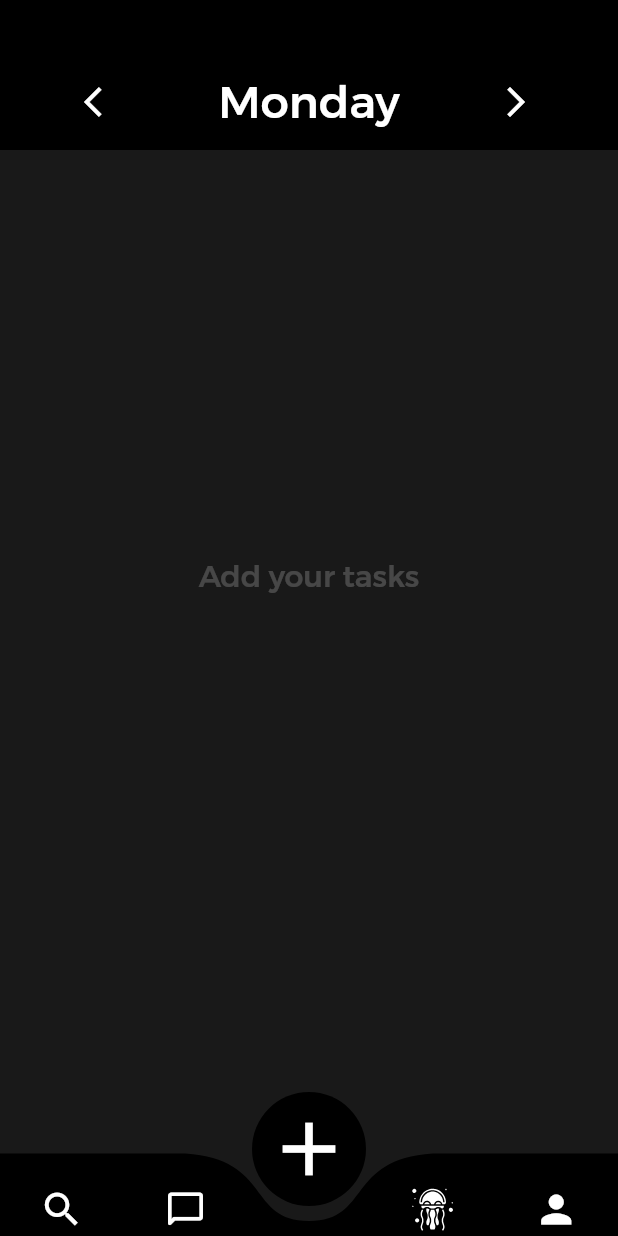
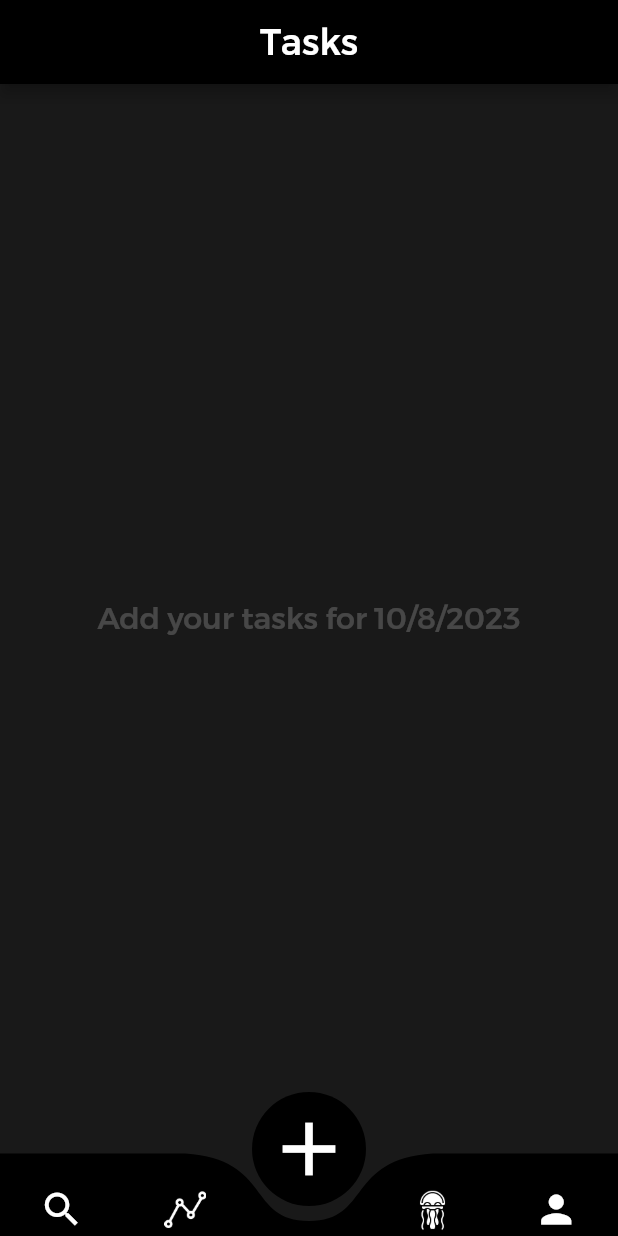
Before and after one commit to nesistor/todo_flutter, a Flutter app: the MainPage screen opened directly, item 3 of the bottom bar chosen, on a phone screen of 412 x 824 dp. Run offline on Flutter 3.47's test engine with Material 2 defaults, Android fonts, the phone set to English and light mode, and no system bars; drawn by our look-alikes of curved_navigation_bar; our stand-ins replace cloud_firestore, connectivity_plus, country_picker, firebase_auth, firebase_core, firebase_storage and 7 more; accounts and stored records are empty; generated files the repository leaves out were written again.

Commit message:
created SharedToDialog

```diff
--- a/lib/pages/chat_page/chat_page.dart
+++ b/lib/pages/chat_page/chat_page.dart
@@ -15,7 +15,7 @@ class _ChatPageState extends State<ChatPage> {
     return Scaffold(
       appBar: AppBar(
         backgroundColor: Colors.black,
-        title: Text('Chat'),
+        title: Text('Progress'),
       ),
       body: Container(
         color: Color.fromRGBO(25, 25, 25, 0.8),
--- a/lib/pages/main_page/main_page.dart
+++ b/lib/pages/main_page/main_page.dart
@@ -14,14 +14,14 @@ class MainPage extends StatefulWidget {
 }
 
 class _MainPageState extends State<MainPage> {
-  int _page = 2;
+  int _page = 0;
 
   final List<Widget> _pages = [
-    SearchPage(),
-    ChatPage(),
-    TasksPage(),
+    const SearchPage(),
+    const ChatPage(),
+    const TasksPage(),
     ArticlesPage(),
-    ProfilePage(),
+    const ProfilePage(),
   ];
 
   @override
@@ -30,22 +30,25 @@ class _MainPageState extends State<MainPage> {
       bottomNavigationBar: CurvedNavigationBar(
         height: 55.0,
         items: <Widget>[
-          Icon(Icons.search, size: 30, color: Colors.white),
-          Icon(Icons.chat_bubble_outline_rounded, size: 28, color: Colors.white),
-          Icon(Icons.add, size: 60, color: Colors.white),
-          SvgPicture.asset(
-            'assets/icons/iconizer-jellyfish.svg',
-            height: 30,
-            width: 30,
-            color: Colors.white,
+          const Icon(Icons.search, size: 30, color: Colors.white),
+          Image.asset(
+            'assets/icons/stats1.png',
+            width: 28,
+            height: 28,
           ),
-          Icon(Icons.person, size: 30, color: Colors.white),
+          const Icon(Icons.add, size: 60, color: Colors.white),
+          Image.asset(
+            'assets/icons/jellyfish1.png',
+            width: 28,
+            height: 28,
+          ),
+          const Icon(Icons.person, size: 30, color: Colors.white),
         ],
         color: Colors.black,
         buttonBackgroundColor: Colors.black,
-        backgroundColor: Color.fromRGBO(25, 25, 25, 0.8),
+        backgroundColor: const Color.fromRGBO(25, 25, 25, 0.8),
         animationCurve: Curves.easeInOut,
-        animationDuration: Duration(milliseconds: 300),
+        animationDuration: const Duration(milliseconds: 300),
         onTap: (index) {
           if (index == 1) {
             // Navigate to the TasksPage by changing the page index
--- a/lib/pages/search_page/search_page.dart
+++ b/lib/pages/search_page/search_page.dart
@@ -33,7 +33,7 @@ class _SearchPageState extends State<SearchPage> {
         backgroundColor: Colors.black,
         automaticallyImplyLeading: false,
         title: Container(
-          margin: EdgeInsets.all(30.0),
+          margin: const EdgeInsets.all(30.0),
           height: 80.0,
           child: Stack(
             children: [
@@ -42,7 +42,7 @@ class _SearchPageState extends State<SearchPage> {
                 child: Container(
                   height: 40.0,
                   decoration: BoxDecoration(
-                    color: Color.fromRGBO(25, 25, 25, 0.8), // Grey interior color
+                    color: const Color.fromRGBO(25, 25, 25, 0.8), // Grey interior color
                     borderRadius: BorderRadius.circular(25),
                   ),
                   child: Row(
--- a/lib/pages/tasks_page/tasks_page.dart
+++ b/lib/pages/tasks_page/tasks_page.dart
@@ -1,63 +1,27 @@
 import 'package:flutter/material.dart';
+import 'package:multi_select_flutter/bottom_sheet/multi_select_bottom_sheet.dart';
+import 'package:multi_select_flutter/util/multi_select_item.dart';
 import 'package:todo_flutter/pages/tasks_page/page_widgets/custom_dialog.dart';
-import 'package:todo_flutter/sqflite/repositories/database_repository.dart';
 
 class TasksPage extends StatefulWidget {
-  const TasksPage({super.key});
+  const TasksPage({Key? key}) : super(key: key);
 
   @override
   _TasksPageState createState() => _TasksPageState();
 }
 
 class _TasksPageState extends State<TasksPage> {
-  List<Map<String, dynamic>> _journals = [];
-
-  bool _isLoading = true;
-
-  void _refreshJournals() async {
-    final data = await DatabaseRepository.getItems();
-    setState(() {
-      _journals = data;
-      _isLoading = false;
-    });
-  }
-
-  @override
-  void initState() {
-    super.initState();
-    _refreshJournals();
-    print("..number of itmes ${_journals.length}");
-  }
-
-  int _selectedDayIndex = 0;
-  final List<String> daysOfWeek = [
-    'Monday',
-    'Tuesday',
-    'Wednesday',
-    'Thursday',
-    'Friday',
-    'Saturday',
-    'Sunday',
+  List<String> tasks = [];
+  bool isDialogVisible = false;
+  DateTime _selectedDay = DateTime.now();
+  List<String> friendsOrTeams = [
+    'Friend 1',
+    'Friend 2',
+    'Friend 3',
   ];
 
-  List<String> tasks = [];
-  bool isDialogVisible = false;
 
-  void _previousDay() {
-    setState(() {
-      _selectedDayIndex = (_selectedDayIndex - 1) % daysOfWeek.length;
-      if (_selectedDayIndex < 0) {
-        _selectedDayIndex = daysOfWeek.length - 1;
-      }
-    });
-  }
-
-  void _nextDay() {
-    setState(() {
-      _selectedDayIndex = (_selectedDayIndex + 1) % daysOfWeek.length;
-    });
-  }
-
+  // This function display a dialog where user can add title, description and time when task should be completed
   void _showTaskInput() {
     setState(() {
       isDialogVisible = true;
@@ -66,15 +30,16 @@ class _TasksPageState extends State<TasksPage> {
       context: context,
       builder: (BuildContext context) {
         return CustomDialog(
-          onAddPressed: (String newTask, int selectedDayIndex) {
+          onAddPressed: (String newTask, DateTime selectedDay) {
             setState(() {
               tasks.add(newTask);
-              _selectedDayIndex = selectedDayIndex;
+              _selectedDay = selectedDay;
             });
             Navigator.of(context).pop();
             setState(() {
               isDialogVisible = false;
             });
+            _showShareDialog(context);
           },
           onCancelPressed: () {
             Navigator.of(context).pop();
@@ -82,8 +47,58 @@ class _TasksPageState extends State<TasksPage> {
               isDialogVisible = false;
             });
           },
-          selectedDayIndex: _selectedDayIndex,
-          daysOfWeek: daysOfWeek,
+          selectedDayIndex: _selectedDay.weekday - 1,
+        );
+      },
+    );
+  }
+
+  // This function display the dialog with question does the user want to share the task?
+  void _showShareDialog(BuildContext context) {
+    showDialog(
+      context: context,
+      builder: (BuildContext context) {
+        return AlertDialog(
+          title: Text('Share Task'),
+          content: Text('Do you want to share it?'),
+          actions: <Widget>[
+            TextButton(
+              onPressed: () {
+                Navigator.of(context).pop();
+                _showMultiSelectBottomSheet(context);
+              },
+              child: Text('Share'),
+            ),
+            TextButton(
+              onPressed: () {
+                Navigator.of(context).pop();
+              },
+              child: Text('Cancel'),
+            ),
+          ],
+        );
+      },
+    );
+  }
+  // This function display the dialog with sheet of freinds and teams
+  void _showMultiSelectBottomSheet(BuildContext context) async {
+    showModalBottomSheet(
+      context: context,
+      isScrollControlled: true,
+      builder: (context) {
+        return MultiSelectBottomSheet(
+          items: friendsOrTeams
+              .map((item) => MultiSelectItem<String>(item, item))
+              .toList(),
+          initialValue: ['none'], // You can provide an initial value if needed
+          onConfirm: (values) {
+            // Handle selected friends/teams here
+            if (values != null) {
+              print('Selected Friends/Teams: $values');
+              Navigator.pop(context); // Close the bottom sheet
+            }
+          },
+          maxChildSize: 0.8,
         );
       },
     );
@@ -92,59 +107,37 @@ class _TasksPageState extends State<TasksPage> {
   @override
   Widget build(BuildContext context) {
     return Scaffold(
+      appBar: AppBar(
+        backgroundColor: Colors.black,
+        title: const Text('Tasks',
+        style: TextStyle(fontSize: 24, color: Colors.white),
+      ),
+      centerTitle: true,
+      ),
       body: Stack(
         children: [
           Visibility(
             visible: !isDialogVisible,
-            child: Center(
-              child: Text(
-                'Add your tasks',
-                style: TextStyle(fontSize: 20, color: Colors.white),
+            child: GestureDetector(
+              onTap: _showTaskInput,
+              child: Container(
+                color: const Color.fromRGBO(25, 25, 25, 0.8),
+                child: Center(
+                  child: Text(
+                    'Add your tasks for ${_selectedDay.day}/${_selectedDay.month}/${_selectedDay.year}',
+                    style: const TextStyle(fontSize: 20, color: Colors.white),
+                  ),
+                ),
               ),
             ),
           ),
           Column(
             children: [
-              Container(
-                height: 100,
-                color: Colors.black,
-                child: Center(
-                  child: Column(
-                    mainAxisAlignment: MainAxisAlignment.start,
-                    children: [
-                      SizedBox(height: 44.0),
-                      Row(
-                        mainAxisAlignment: MainAxisAlignment.center,
-                        children: [
-                          SizedBox(width: 44.0),
-                          IconButton(
-                            icon: Icon(Icons.arrow_back_ios, color: Colors.white),
-                            onPressed: _previousDay,
-                          ),
-                          Expanded(
-                            child: Center(
-                              child: Text(
-                                daysOfWeek[_selectedDayIndex],
-                                style: TextStyle(fontSize: 30, color: Colors.white),
-                              ),
-                            ),
-                          ),
-                          IconButton(
-                            icon: Icon(Icons.arrow_forward_ios, color: Colors.white),
-                            onPressed: _nextDay,
-                          ),
-                          SizedBox(width: 44.0),
-                        ],
-                      ),
-                    ],
-                  ),
-                ),
-              ),
               Expanded(
                 child: GestureDetector(
                   onTap: !isDialogVisible ? _showTaskInput : null,
                   child: Container(
-                    color: Color.fromRGBO(25, 25, 25, 0.8),
+                    color: const Color.fromRGBO(25, 25, 25, 0.8),
                     child: Center(
                       child: tasks.isEmpty
                           ? null
@@ -154,7 +147,7 @@ class _TasksPageState extends State<TasksPage> {
                           return ListTile(
                             title: Text(
                               tasks[index],
-                              style: TextStyle(color: Colors.white),
+                              style: const TextStyle(color: Colors.white),
                             ),
                           );
                         },
--- a/pubspec.yaml
+++ b/pubspec.yaml
@@ -50,6 +50,8 @@ dependencies:
   sqflite: ^2.3.0
   path: ^1.8.3
   flutter_bloc: ^8.1.3
+  table_calendar: ^3.0.9
+  multi_select_flutter: ^4.1.3
 
 
 dev_dependencies:
@@ -88,8 +90,9 @@ flutter:
     - assets/background/login_background_new1.png
     - assets/background/login_background_new2.png
     - assets/launcher_icon/cellyfish_icon2.png
-    - assets/icons/iconizer-jellyfish.svg
+    - assets/icons/jellyfish1.png
     - assets/database/schema.sql
+    - assets/icons/stats1.png
 
   # An image asset can refer to one or more resolution-specific "variants", see
   # https://flutter.dev/assets-and-images/#resolution-aware
```
Also changed, not shown: lib/pages/tasks_page/page_widgets/custom_dialog.dart (+95 -37 lines), assets/icons/jellyfish1.png (added), assets/icons/stats.png (added), assets/icons/stats1.png (added), lib/pages/tasks_page/page_widgets/multi_select.dart (added), pubspec.lock, 1 other file.
